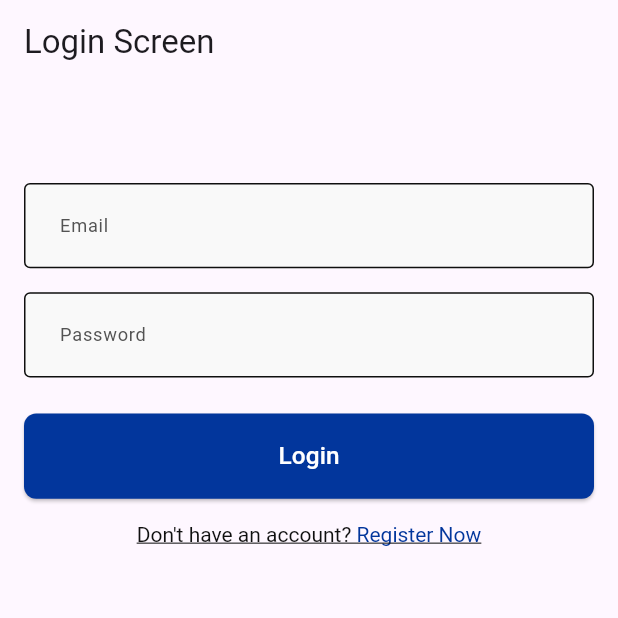
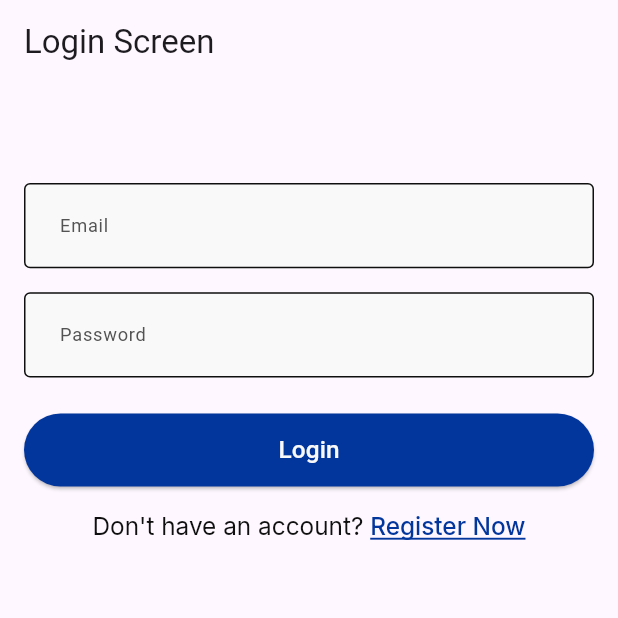
Before and after one commit to Ahmed-Salah-92/ExamApp, a Flutter app: the screen it shows after launch, on a phone screen of 412 x 824 dp, the top half of it. Run offline on Flutter 3.47's test engine with Material 3 defaults, Android fonts, the phone set to English and light mode, and no system bars; our stand-ins replace dio, flutter_screenutil, flutter_secure_storage, get_it, google_fonts, injectable and 2 more; generated files the repository leaves out were written again.

Commit message:
Add initial app structure with color definitions, UI reusable widgets, and storage modules. Add flutter_secure_storage, shared_preferences, pin_code_fields, and cached_network_image dependencies.

```diff
--- a/lib/core/values/app_colors.dart
+++ b/lib/core/values/app_colors.dart
@@ -7,4 +7,9 @@ class AppColors {
   static const Color blue = Color(0xFF02369C);
   static const Color placeholder = Color(0xFFA6A6A6);
   static const Color error = Color(0xFFCC1010);
+  static const Color green = Color(0xFF11CE19);
+  static const Color lightBlue = Color(0xFFEDEFF3);
+  static const Color lightGreen = Color(0xFFCAF9CC);
+  static const Color lightRed = Color(0xFFF8D2D2);
+
 }
--- a/lib/core/widgets/auth/custom_elevated_button_widget.dart
+++ b/lib/core/widgets/auth/custom_elevated_button_widget.dart
@@ -1,3 +1,4 @@
+import 'package:exam_app/core/values/app_text_styles.dart';
 import 'package:flutter/material.dart';
 import 'package:flutter_screenutil/flutter_screenutil.dart';
 
@@ -32,17 +33,14 @@ class CustomElevatedButtonWidget extends StatelessWidget {
       onPressed: onPressed,
       style: ElevatedButton.styleFrom(
         backgroundColor: buttonColor ?? AppColors.blue,
-        fixedSize: Size(width ?? 331.w, height ?? 56.h),
+        fixedSize: Size(width ?? 343.w, height ?? 48.h),
         shape: RoundedRectangleBorder(
-          borderRadius: BorderRadius.circular(borderRadius ?? 8.r),
+          borderRadius: BorderRadius.circular(borderRadius ?? 24.r),
         ),
       ),
       child: Text(
         buttonText ?? "",
-        style: TextStyle(
-          color: textColor ?? Colors.white,
-          fontSize: fontSize ?? 16.sp,
-        ),
+        style: AppTextStyles.white16MediumRoboto,
       ),
     );
   }
--- a/lib/core/widgets/auth/custom_rich_text_widget.dart
+++ b/lib/core/widgets/auth/custom_rich_text_widget.dart
@@ -1,12 +1,11 @@
 import 'package:flutter/material.dart';
-
-import '../../values/app_colors.dart';
-
+import '../../values/app_text_styles.dart';
 
 class CustomRichTextWidget extends StatelessWidget {
   final Function() onTap;
   final String firstText;
   final String secondText;
+
   const CustomRichTextWidget({
     super.key,
     required this.onTap,
@@ -22,15 +21,11 @@ class CustomRichTextWidget extends StatelessWidget {
         child: RichText(
           text: TextSpan(
             text: firstText,
-            style: TextStyle(
-              color: AppColors.black,
-              decoration: TextDecoration.underline,
-            ),
+            style: AppTextStyles.black16RegularInter,
             children: [
               TextSpan(
                 text: secondText,
-                style: TextStyle(
-                  color: AppColors.blue,
+                style: AppTextStyles.blue16MediumInter.copyWith(
                   decoration: TextDecoration.underline,
                 ),
               ),
--- a/pubspec.yaml
+++ b/pubspec.yaml
@@ -43,6 +43,10 @@ dependencies:
   injectable: ^2.5.2
   get_it: ^8.2.0
   google_fonts: ^6.3.2
+  flutter_secure_storage: ^9.2.4
+  shared_preferences: ^2.5.3
+  pin_code_fields: ^8.0.1
+  cached_network_image: ^3.4.1
 
 dev_dependencies:
   flutter_test:
```
Also changed, not shown: lib/config/base_response/base_response.dart (added, +14 -0 lines), lib/config/base_state/base_state.dart (added, +7 -0 lines), lib/config/modules/secure_storage_module/secure_storage_module.dart (added, +10 -0 lines), lib/config/modules/shared_preferences_module/shared_preferences_module.dart (added, +8 -0 lines), lib/core/values/app_routes_strings.dart (added, +7 -0 lines), lib/core/values/app_strings.dart (added, +14 -0 lines), lib/core/widgets/custom_spacer_widget.dart (added, +18 -0 lines), pubspec.lock.
